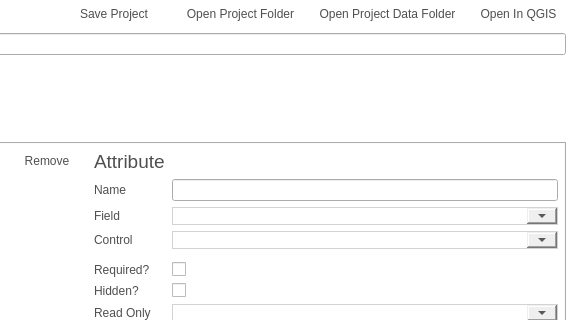
First picture: the form in src/configmanager/ui/ui_projectwidget.ui, repository roam-qgis/Roam, before the edit; both pictures show x 232 to 798 and y 0 to 320 of the 798 by 722 pixel window.
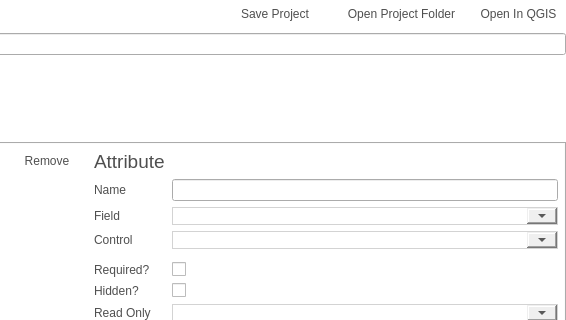
Second picture: the form after the edit. Icons and pictures are not drawn. Custom widgets are drawn as their Qt base class.

Commit message: Remove open data folder button

Patch:
```diff
--- a/src/configmanager/ui/ui_projectwidget.ui
+++ b/src/configmanager/ui/ui_projectwidget.ui
@@ -174,31 +174,6 @@
        </property>
       </widget>
      </item>
-     <item>
-      <widget class="QToolButton" name="openDataButton">
-       <property name="sizePolicy">
-        <sizepolicy hsizetype="Fixed" vsizetype="Fixed">
-         <horstretch>0</horstretch>
-         <verstretch>0</verstretch>
-        </sizepolicy>
-       </property>
-       <property name="text">
-        <string>Open Project Data Folder</string>
-       </property>
-       <property name="iconSize">
-        <size>
-         <width>24</width>
-         <height>24</height>
-        </size>
-       </property>
-       <property name="toolButtonStyle">
-        <enum>Qt::ToolButtonTextBesideIcon</enum>
-       </property>
-       <property name="autoRaise">
-        <bool>true</bool>
-       </property>
-      </widget>
-     </item>
      <item>
       <widget class="QToolButton" name="openinQGISButton">
        <property name="sizePolicy">
```
The commit also changes 1 other file.
